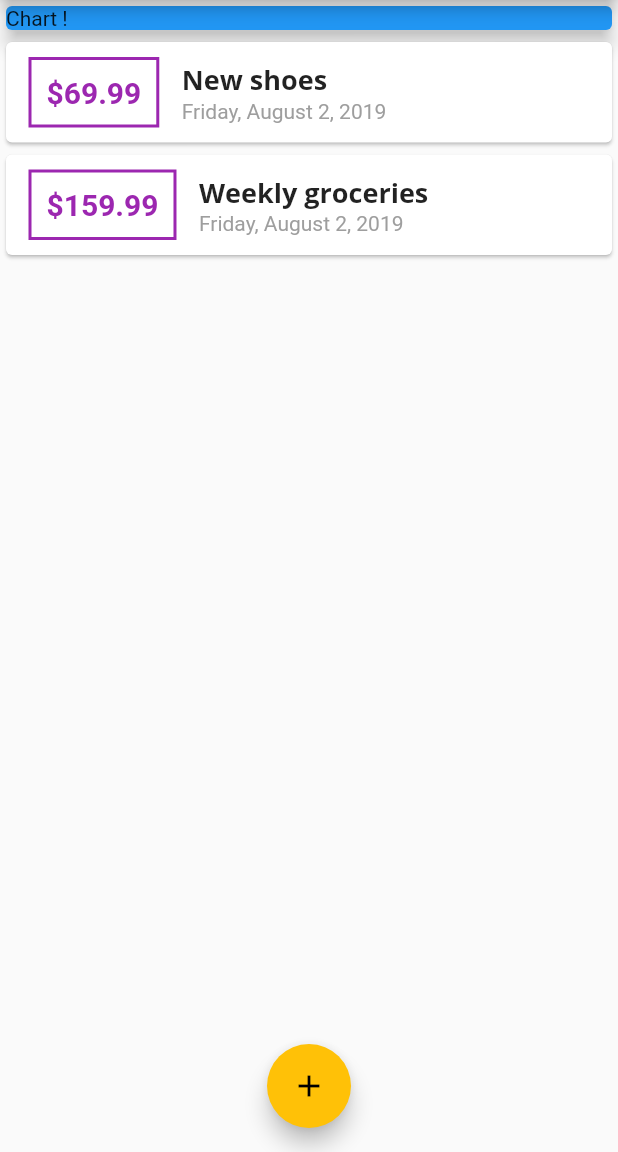
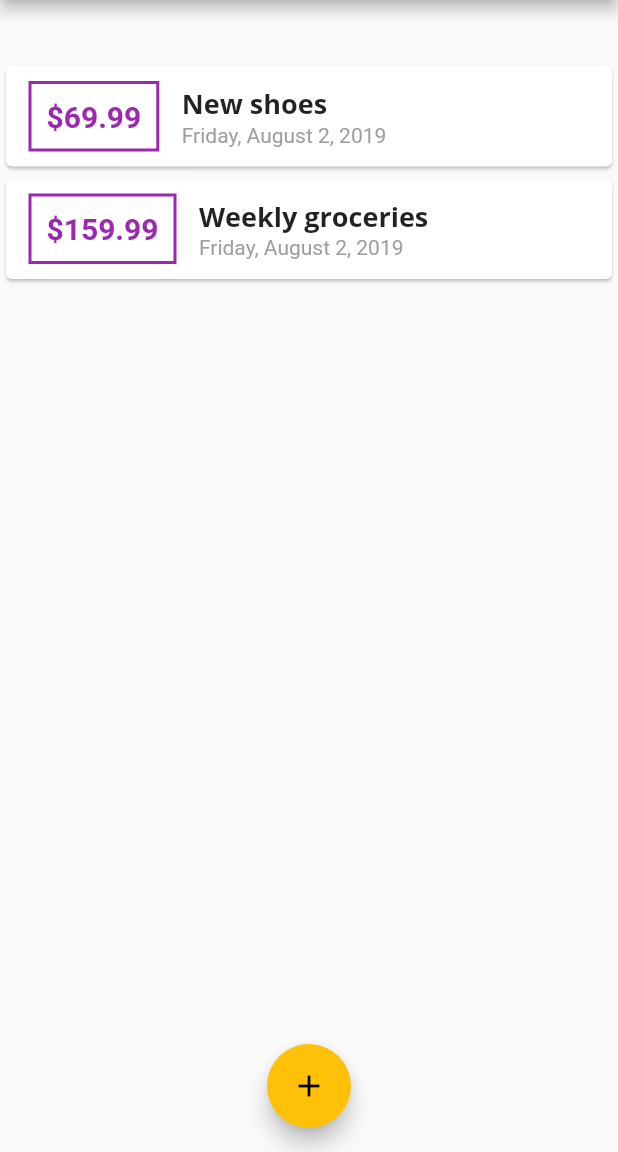
Before and after one commit to Amorem/FlutterExpenses, a Flutter app: the screen it shows after launch, on a phone screen of 412 x 824 dp, the part 84-1236 px from its top. Run offline on Flutter 3.47's test engine with Material 2 defaults, Android fonts, the phone set to English and light mode, and no system bars.

Commit message:
recents transactions getter

```diff
--- a/lib/main.dart
+++ b/lib/main.dart
@@ -2,6 +2,7 @@ import 'package:flutter/material.dart';
 import 'package:flutter_expenses/widgets/new_transaction.dart';
 import 'package:flutter_expenses/widgets/transaction_list.dart';
 import './models/transaction.dart';
+import './widgets/chart.dart';
 
 void main() => runApp(MyApp());
 
@@ -47,6 +48,12 @@ class _MyHomePageState extends State<MyHomePage> {
         date: DateTime.now())
   ];
 
+  List<Transaction> get _recentTransactions {
+    return _userTransactions.where((tx) {
+      return tx.date.isAfter(DateTime.now().subtract(Duration(days: 7)));
+    }).toList();
+  }
+
   void _addNewTransaction(String txTitle, double txAmount) {
     final newTx = Transaction(
         title: txTitle,
@@ -89,17 +96,9 @@ class _MyHomePageState extends State<MyHomePage> {
       ),
       body: SingleChildScrollView(
         child: Column(
-          mainAxisAlignment: MainAxisAlignment.start,
           crossAxisAlignment: CrossAxisAlignment.stretch,
           children: <Widget>[
-            Container(
-              width: double.infinity,
-              child: Card(
-                color: Colors.blue,
-                elevation: 5,
-                child: Container(width: 100, child: Text('Chart !')),
-              ),
-            ),
+            Chart(_recentTransactions),
             TransactionList(_userTransactions),
           ],
         ),
--- /dev/null
+++ b/lib/widgets/chart.dart
@@ -0,0 +1,41 @@
+import 'package:flutter/material.dart';
+import '../models/transaction.dart';
+import 'package:intl/intl.dart';
+
+class Chart extends StatelessWidget {
+  final List<Transaction> recentTransactions;
+
+  Chart(this.recentTransactions);
+
+  List<Map<String, Object>> get groupedTransactionValues {
+    return List.generate(7, (index) {
+      final weekDay = DateTime.now().subtract(
+        Duration(days: index),
+      );
+
+      var totalSum = 0.0;
+
+      for (var i = 0; i < recentTransactions.length; i++) {
+        if (recentTransactions[i].date.day == weekDay.day &&
+            recentTransactions[i].date.month == weekDay.month &&
+            recentTransactions[i].date.year == weekDay.year) {
+          totalSum += recentTransactions[i].amount;
+        }
+      }
+
+      return {'day': DateFormat.E().format(weekDay), 'amount': totalSum};
+    });
+  }
+
+  @override
+  Widget build(BuildContext context) {
+    print(groupedTransactionValues);
+    return Card(
+      elevation: 6,
+      margin: EdgeInsets.all(20),
+      child: Row(
+        children: <Widget>[],
+      ),
+    );
+  }
+}
--- a/lib/widgets/transaction_list.dart
+++ b/lib/widgets/transaction_list.dart
@@ -10,16 +10,37 @@ class TransactionList extends StatelessWidget {
   Widget build(BuildContext context) {
     return Container(
       height: 300,
-      child: ListView.builder(
+      child: transactions.isEmpty
+          ? Column(
+              children: <Widget>[
+                Text(
+                  'No transactions added yet !',
+                  style: Theme.of(context).textTheme.title,
+                ),
+                SizedBox(
+                  height: 20,
+                ),
+                Container(
+                  height: 200,
+                  child: Image.asset(
+                    'assets/images/waiting.png',
+                    fit: BoxFit.cover,
+                  ),
+                )
+              ],
+            )
+          : ListView.builder(
               itemBuilder: (ctx, index) {
                 return Card(
                   child: Row(
                     children: <Widget>[
                       Container(
-                  margin: EdgeInsets.symmetric(vertical: 10, horizontal: 15),
+                        margin:
+                            EdgeInsets.symmetric(vertical: 10, horizontal: 15),
                         decoration: BoxDecoration(
                             border: Border.all(
-                          color: Theme.of(context).primaryColor, width: 2)),
+                                color: Theme.of(context).primaryColor,
+                                width: 2)),
                         padding: EdgeInsets.all(10),
                         child: Text(
                           "\$${transactions[index].amount.toStringAsFixed(2)}",
@@ -35,7 +56,8 @@ class TransactionList extends StatelessWidget {
                           Text(transactions[index].title,
                               style: Theme.of(context).textTheme.title),
                           Text(
-                      DateFormat.yMMMMEEEEd().format(transactions[index].date),
+                            DateFormat.yMMMMEEEEd()
+                                .format(transactions[index].date),
                             style: TextStyle(color: Colors.grey),
                           )
                         ],
--- a/pubspec.yaml
+++ b/pubspec.yaml
@@ -39,8 +39,8 @@ flutter:
   # the material Icons class.
   uses-material-design: true
   # To add assets to your application, add an assets section, like this:
-  # assets:
-  #  - images/a_dot_burr.jpeg
+  assets:
+    - assets/images/waiting.png
   #  - images/a_dot_ham.jpeg
   # An image asset can refer to one or more resolution-specific "variants", see
   # https://flutter.dev/assets-and-images/#resolution-aware.
```
Also changed, not shown: assets/images/waiting.png (added). Lines whose indentation alone changed are shown as unchanged.
